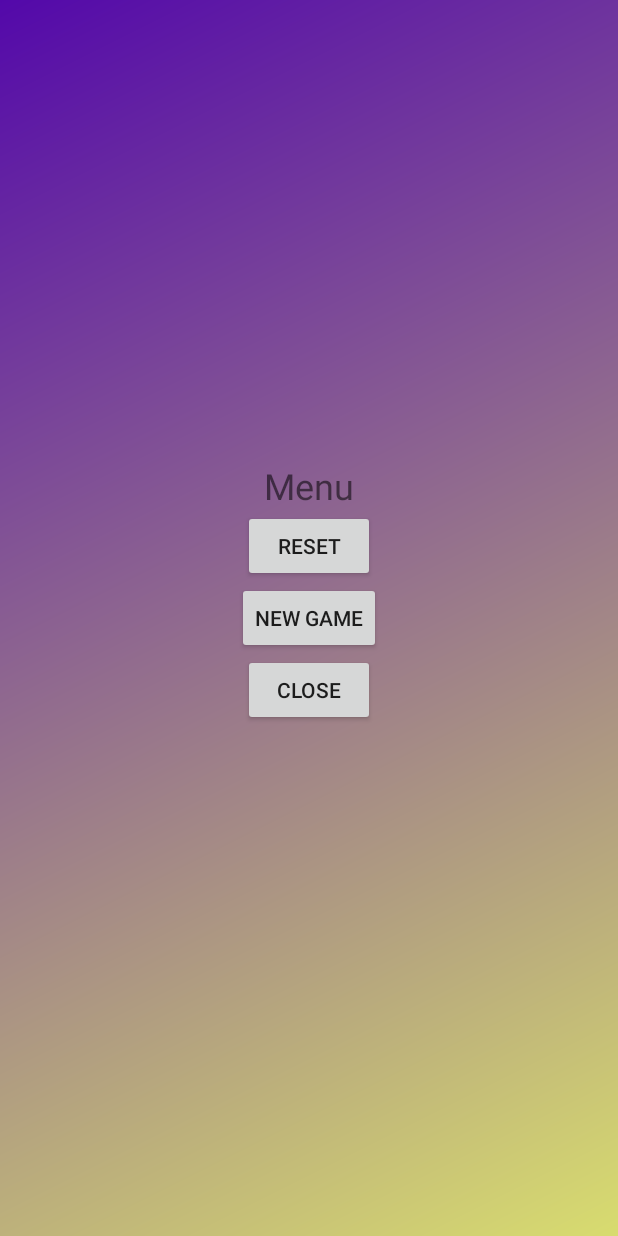
After one commit to jeremyg89/Team-West, an Android app: the layout activity_pop.xml on its own in the app's theme, with its tools: preview values and no code run, on a phone screen of 412 x 824 dp. The commit adds this screen. Run offline under Robolectric (Android 15) with nearby library versions, the light colour scheme and no system bars.

Commit message:
added the overlay menu and made some changes to the Timer class

```diff
--- a/WordWizard/app/src/main/AndroidManifest.xml
+++ b/WordWizard/app/src/main/AndroidManifest.xml
@@ -20,6 +20,7 @@
                 <category android:name="android.intent.category.LAUNCHER" />
             </intent-filter>
         </activity>
+        <activity android:name=".PopUp"></activity>
     </application>
 
 </manifest>
--- /dev/null
+++ b/WordWizard/app/src/main/res/drawable/pop_bg.xml
@@ -0,0 +1,9 @@
+<?xml version="1.0" encoding="utf-8"?>
+<shape xmlns:android="http://schemas.android.com/apk/res/android">
+
+    <gradient
+        android:startColor="#D8DC6F"
+        android:endColor="#5308AA"
+        android:angle="135"/>
+
+</shape>
--- a/WordWizard/app/src/main/res/layout/activity_new_game.xml
+++ b/WordWizard/app/src/main/res/layout/activity_new_game.xml
@@ -10,7 +10,7 @@
     android:id="@+id/newGameLayout">
 
 
-    <ImageView
+    <ImageButton
         android:id="@+id/img_View"
         android:layout_width="200dp"
         android:layout_height="80dp"
--- /dev/null
+++ b/WordWizard/app/src/main/res/layout/activity_pop.xml
@@ -0,0 +1,46 @@
+<?xml version="1.0" encoding="utf-8"?>
+<androidx.constraintlayout.widget.ConstraintLayout xmlns:android="http://schemas.android.com/apk/res/android"
+    xmlns:app="http://schemas.android.com/apk/res-auto"
+    xmlns:tools="http://schemas.android.com/tools"
+    android:layout_width="match_parent"
+    android:layout_height="match_parent"
+    android:background="@drawable/pop_bg">
+
+    <Button
+        android:id="@+id/btnNewG"
+        android:layout_width="wrap_content"
+        android:layout_height="wrap_content"
+        android:text="New Game"
+        app:layout_constraintBottom_toBottomOf="parent"
+        app:layout_constraintEnd_toEndOf="parent"
+        app:layout_constraintStart_toStartOf="parent"
+        app:layout_constraintTop_toTopOf="parent" />
+
+    <Button
+        android:id="@+id/btnReset"
+        android:layout_width="wrap_content"
+        android:layout_height="wrap_content"
+        android:text="Reset"
+        app:layout_constraintBottom_toTopOf="@+id/btnNewG"
+        app:layout_constraintEnd_toEndOf="parent"
+        app:layout_constraintStart_toStartOf="parent"
+        app:layout_constraintTop_toBottomOf="@+id/btnNewGame" />
+
+    <Button
+        android:id="@+id/btnMenuClose"
+        android:layout_width="wrap_content"
+        android:layout_height="wrap_content"
+        android:text="Close"
+        app:layout_constraintEnd_toEndOf="parent"
+        app:layout_constraintStart_toStartOf="parent"
+        app:layout_constraintTop_toBottomOf="@+id/btnNewG" />
+    <TextView
+        android:id="@+id/tvMenu"
+        android:layout_width="wrap_content"
+        android:layout_height="wrap_content"
+        android:text="Menu"
+        android:textSize="24sp"
+        app:layout_constraintBottom_toTopOf="@+id/btnReset"
+        app:layout_constraintEnd_toEndOf="parent"
+        app:layout_constraintStart_toStartOf="parent" />
+</androidx.constraintlayout.widget.ConstraintLayout>
```
Also changed, not shown: WordWizard/app/src/main/java/com/example/wordwizard/NewGame.java (+24 -9 lines), WordWizard/app/src/main/java/com/example/wordwizard/PopUp.java (added, +57 -0 lines), WordWizard/app/src/main/java/com/example/wordwizard/Timer.java (+18 -2 lines).
